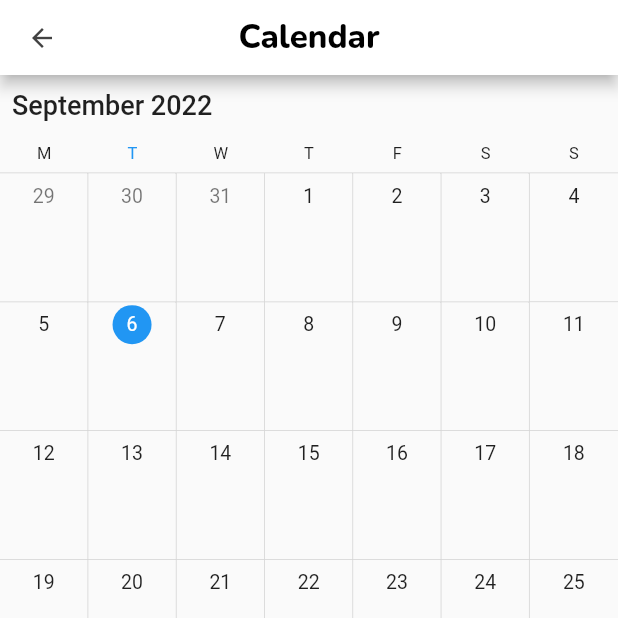
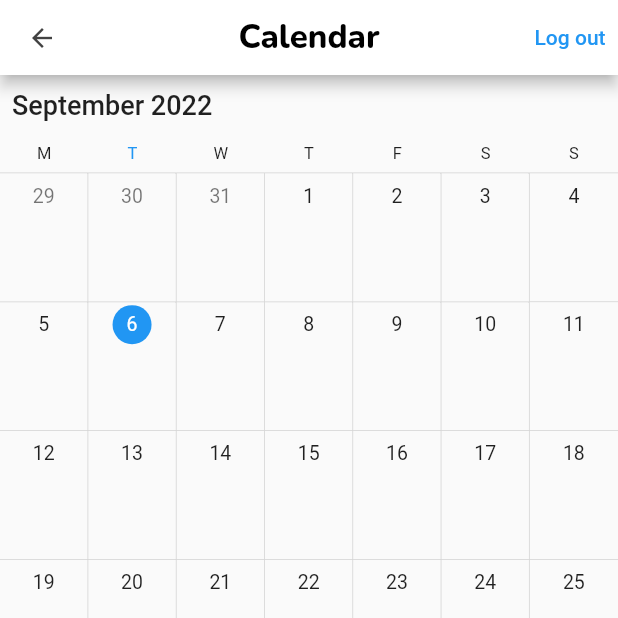
Before and after one commit to MatthieuHagenbuch/projectmaster, a Flutter app: the screen it shows once a user with an empty profile is signed in, on a phone screen of 412 x 824 dp, the top half of it. Run offline on Flutter 3.47's test engine with Material 2 defaults, Android fonts, the light colour scheme and no system bars; drawn by our look-alikes of syncfusion_flutter_calendar; our stand-ins replace cloud_firestore, firebase_auth, firebase_core, google_fonts; missing offline and left inert: flutterfire_ui; accounts and stored records are empty.

Commit message:
3h30 de job pour le bouton logout

```diff
--- a/lib/main.dart
+++ b/lib/main.dart
@@ -2,6 +2,7 @@ import 'package:firebase_core/firebase_core.dart';
 import 'package:flutter/material.dart';
 import 'package:firebase_core/firebase_core.dart';
 import 'package:firebase_auth/firebase_auth.dart';
+import 'package:flutterfire_ui/auth.dart';
 import 'package:projectmaster/Authentication/AuthGate.dart';
 import 'firebase_options.dart';
 import 'package:projectmaster/pages/calendar_main.dart';
@@ -22,7 +23,26 @@ Future<void> main() async {
   runApp(const MyApp());
 }
 
-class MyApp extends StatelessWidget {
+class MyApp extends StatefulWidget {
+  const MyApp({super.key});
+
+  @override
+  _MyAppState createState() => _MyAppState();
+}
+
+class _MyAppState extends State<MyApp> {
+  @override
+  Widget build(BuildContext context) {
+    return const MaterialApp(
+      debugShowCheckedModeBanner: false,
+      title: 'Slide - Ride',
+      //home: CalendarPage(),
+      home: AuthGate(),
+    );
+  }
+}
+
+/*class MyApp extends StatelessWidget {
   const MyApp({Key? key}) : super(key: key);
 
   // build interface
@@ -36,4 +56,4 @@ class MyApp extends StatelessWidget {
       home: AuthGate(),
     );
   }
-}
+}*/
--- a/lib/widgets/appBar.dart
+++ b/lib/widgets/appBar.dart
@@ -1,4 +1,6 @@
 // author Océane
+import 'package:firebase_auth/firebase_auth.dart';
+import 'package:firebase_core/firebase_core.dart';
 import 'package:flutter/material.dart';
 import 'package:google_fonts/google_fonts.dart';
 
@@ -17,7 +19,7 @@ class MyAppBar extends StatelessWidget implements PreferredSizeWidget {
           size: 20,
         ),
         onPressed: () {
-          Navigator.pop(context);
+          //Navigator.pop(context);
         },
       ),
       backgroundColor: Colors.white,
@@ -30,6 +32,13 @@ class MyAppBar extends StatelessWidget implements PreferredSizeWidget {
           fontWeight: FontWeight.w800,
         ),
       ),
+      actions: const [TextButton(onPressed: signOut, child: Text('Log out'))],
     );
   }
 }
+
+signOut() async {
+  await FirebaseAuth.instance.signOut();
+  // Navigator.pushReplacement(
+  //     context, MaterialPageRoute(builder: (context) => SignInScreen()));
+}
```
Also changed, not shown: pubspec.lock, 2 other files.
